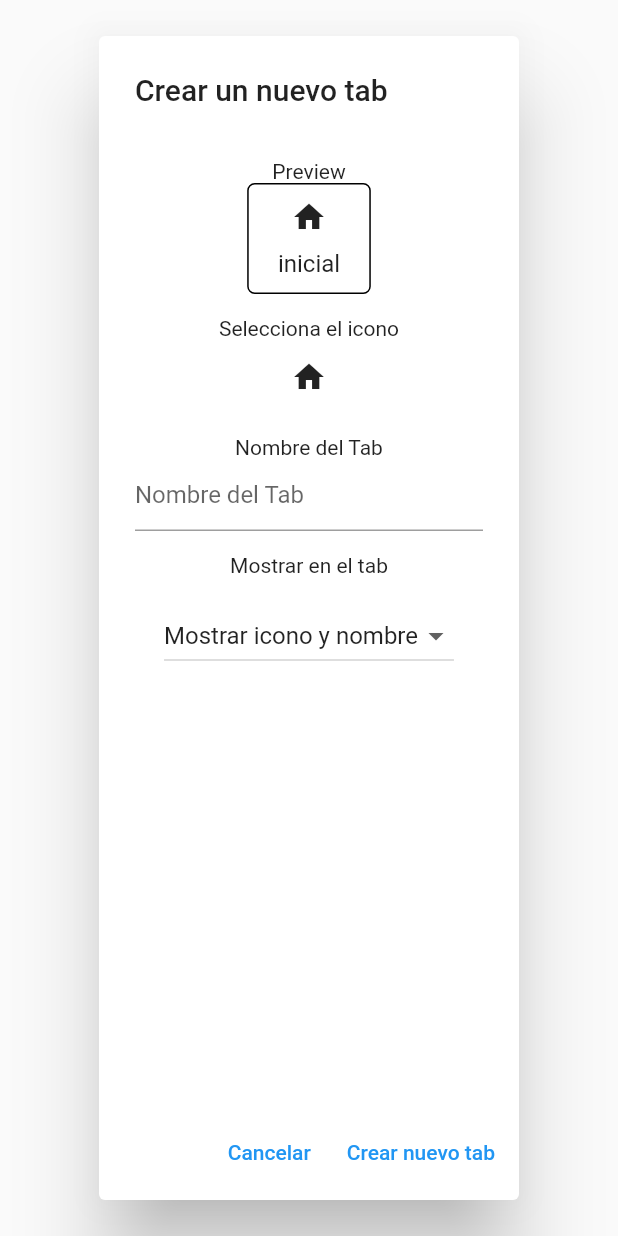
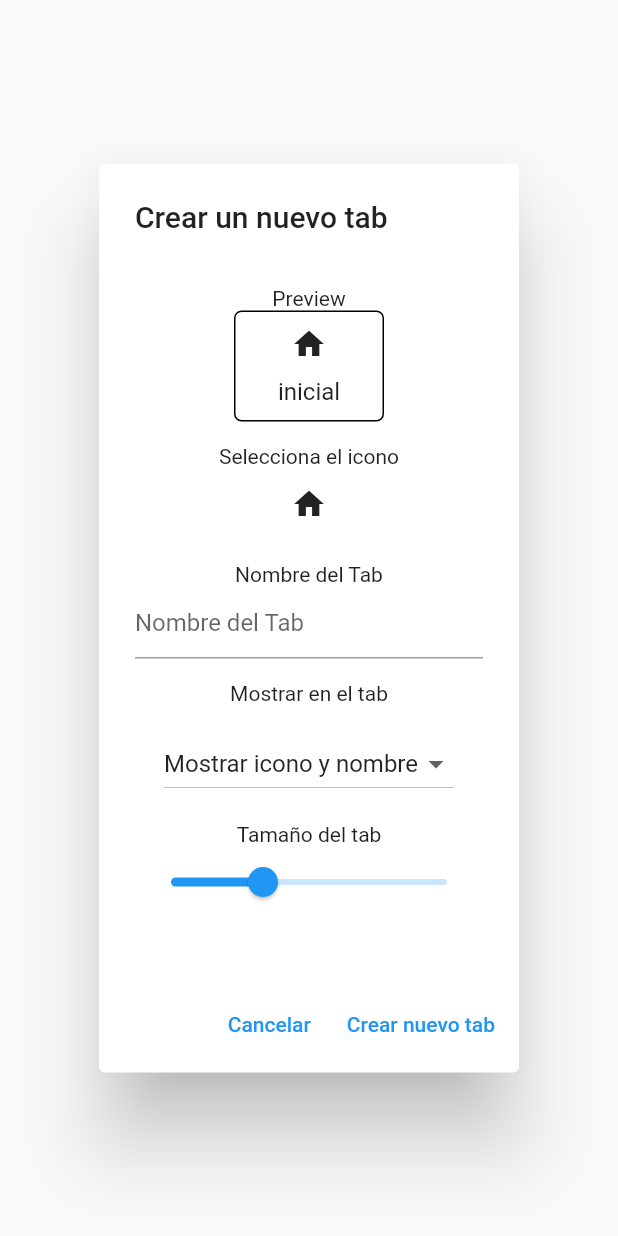
Before and after one commit to MagnoDaza/funciones, a Flutter app: the TabDialog widget shown alone on an empty page, opened directly, on a phone screen of 412 x 824 dp. Run offline on Flutter 3.47's test engine with Material 2 defaults, Android fonts, the phone set to English and light mode, and no system bars; our stand-ins replace fluttertoast.

```diff
--- a/lib/tab_data.dart
+++ b/lib/tab_data.dart
@@ -1,4 +1,4 @@
-//archivo tab_data.dart
+// En tab_data.dart
 
 import 'package:flutter/material.dart';
 
@@ -7,26 +7,29 @@ class TabData {
   IconData icon;
   bool hideName;
   bool hideIcon;
-  bool showText; // Agrega este campo
-  bool showIcon; // Agrega este campo
+  bool showText;
+  bool showIcon;
+  double tabWidth; // Agrega este campo
 
   TabData({
     required this.text,
     required this.icon,
     this.hideName = false,
     this.hideIcon = false,
-    this.showText = true, // Asegúrate de proporcionar un valor predeterminado
+    this.showText = true,
     this.showIcon = true,
+    this.tabWidth =
+        100.0, // Establece un valor predeterminado para el ancho de la pestaña
   });
 
   void toggleHideName() {
     hideName = !hideName;
-    showText = !hideName; // Actualiza showText cuando hideName cambia
+    showText = !hideName;
   }
 
   void toggleHideIcon() {
     hideIcon = !hideIcon;
-    showIcon = !hideIcon; // Actualiza showIcon cuando hideIcon cambia
+    showIcon = !hideIcon;
   }
 
   TabData copyWith({
@@ -34,12 +37,14 @@ class TabData {
     IconData? icon,
     bool? showText,
     bool? showIcon,
+    double? tabWidth, // Agrega el parámetro tabWidth
   }) {
     return TabData(
       text: text ?? this.text,
       icon: icon ?? this.icon,
       showText: showText ?? this.showText,
       showIcon: showIcon ?? this.showIcon,
+      tabWidth: tabWidth ?? this.tabWidth, // Actualiza el tabWidth
     );
   }
 }
--- a/lib/tab_preview.dart
+++ b/lib/tab_preview.dart
@@ -5,12 +5,14 @@ class TabPreview extends StatelessWidget {
   final IconData icon;
   final bool showText;
   final bool showIcon;
+  final double tabWidth; // Agrega este parámetro
 
   const TabPreview({
     required this.textController,
     required this.icon,
     this.showText = true,
     this.showIcon = true,
+    required this.tabWidth, // Añade este parámetro
   });
 
   @override
@@ -19,7 +21,7 @@ class TabPreview extends StatelessWidget {
       valueListenable: textController,
       builder: (context, value, child) {
         return Container(
-          width: MediaQuery.of(context).size.width / 5,
+          width: tabWidth, // Usa el valor de tabWidth
           decoration: BoxDecoration(
             border: Border.all(color: Colors.black),
             borderRadius: BorderRadius.circular(5),
--- a/lib/tabs_dialog.dart
+++ b/lib/tabs_dialog.dart
@@ -1,10 +1,9 @@
-// File: tab_dialog.dart
 import 'package:flutter/material.dart';
 import 'package:fluttertoast/fluttertoast.dart';
 import 'package:provider/provider.dart';
 import 'icon_list.dart';
 import 'tab_provider.dart';
-import 'tab_preview.dart'; // Import TabPreview class
+import 'tab_preview.dart';
 
 class TabDialog extends StatefulWidget {
   final int? tabIndex;
@@ -20,6 +19,7 @@ class _TabDialogState extends State<TabDialog> {
   TextEditingController? _textController;
   IconData? _icon;
   String dropdownValue = 'Mostrar icono y nombre';
+  double _tabWidth = 100; // Valor predeterminado para el ancho del tab
 
   @override
   void initState() {
@@ -33,6 +33,9 @@ class _TabDialogState extends State<TabDialog> {
       _icon = Provider.of<TabProvider>(context, listen: false)
           .myTabs[widget.tabIndex!]
           .icon;
+      _tabWidth = Provider.of<TabProvider>(context, listen: false)
+          .myTabs[widget.tabIndex!]
+          .tabWidth;
     } else {
       _textController = TextEditingController();
       _icon = Icons.home;
@@ -43,19 +46,21 @@ class _TabDialogState extends State<TabDialog> {
   Widget build(BuildContext context) {
     return AlertDialog(
       title: Text(widget.isNewTab ? 'Crear un nuevo tab' : 'Editar Tab'),
-      content: Column(
+      content: SingleChildScrollView(
+        child: Column(
           children: <Widget>[
-          const SizedBox(height: 15),
-          const Text('Preview', style: TextStyle(fontSize: 14)),
+            SizedBox(height: 15),
+            Text('Preview', style: TextStyle(fontSize: 14)),
             if (_textController != null && _icon != null)
               TabPreview(
                 textController: _textController!,
                 icon: _icon!,
                 showText: dropdownValue != 'Solo el icono',
                 showIcon: dropdownValue != 'Solo el texto',
+                tabWidth: _tabWidth, // Muestra el ancho del tab en tiempo real
               ),
-          const SizedBox(height: 15),
-          const Text('Selecciona el icono', style: TextStyle(fontSize: 14)),
+            SizedBox(height: 15),
+            Text('Selecciona el icono', style: TextStyle(fontSize: 14)),
             IconButton(
               icon: Icon(_icon),
               onPressed: () async {
@@ -72,15 +77,15 @@ class _TabDialogState extends State<TabDialog> {
                 }
               },
             ),
-          const SizedBox(height: 15),
-          const Text('Nombre del Tab', style: TextStyle(fontSize: 14)),
+            SizedBox(height: 15),
+            Text('Nombre del Tab', style: TextStyle(fontSize: 14)),
             TextField(
               controller: _textController,
-            decoration: const InputDecoration(hintText: "Nombre del Tab"),
+              decoration: InputDecoration(hintText: "Nombre del Tab"),
             ),
-          const SizedBox(height: 15),
-          const Text('Mostrar en el tab', style: TextStyle(fontSize: 14)),
-          const SizedBox(height: 15),
+            SizedBox(height: 15),
+            Text('Mostrar en el tab', style: TextStyle(fontSize: 14)),
+            SizedBox(height: 15),
             DropdownButton<String>(
               value: dropdownValue,
               onChanged: (String? newValue) {
@@ -99,7 +104,24 @@ class _TabDialogState extends State<TabDialog> {
                 );
               }).toList(),
             ),
+            SizedBox(height: 15),
+            Text('Tamaño del tab', style: TextStyle(fontSize: 14)),
+            Tooltip(
+              message: 'Desliza para ajustar el tamaño del tab',
+              child: Slider(
+                value: _tabWidth,
+                min: 50,
+                max: 200,
+                onChanged: (double value) {
+                  setState(() {
+                    _tabWidth = value;
+                  });
+                },
+              ),
+            ),
+            SizedBox(height: 15),
           ],
+        ),
       ),
       actions: <Widget>[
         TextButton(
@@ -120,6 +142,7 @@ class _TabDialogState extends State<TabDialog> {
                   tabIndex,
                   _textController!.text,
                   _icon!,
+                  tabWidth: _tabWidth, // Actualiza el ancho del tab al editarlo
                 );
                 Fluttertoast.showToast(
                   msg: "Tab actualizado",
@@ -138,8 +161,9 @@ class _TabDialogState extends State<TabDialog> {
                     gravity: ToastGravity.BOTTOM,
                   );
                 } else {
-                  Provider.of<TabProvider>(context, listen: false)
-                      .addTab(_textController!.text, _icon!);
+                  Provider.of<TabProvider>(context, listen: false).addTab(
+                      _textController!.text, _icon!,
+                      tabWidth: _tabWidth);
                   tabIndex = Provider.of<TabProvider>(context, listen: false)
                           .myTabs
                           .length -
@@ -153,22 +177,21 @@ class _TabDialogState extends State<TabDialog> {
                   FocusScope.of(context).unfocus();
                 }
               }
-
               if (dropdownValue == 'Solo el texto') {
                 Provider.of<TabProvider>(context, listen: false)
                     .updateTabShowIcon(tabIndex!, false);
                 Provider.of<TabProvider>(context, listen: false)
-                    .updateTabShowText(tabIndex, true);
+                    .updateTabShowText(tabIndex!, true);
               } else if (dropdownValue == 'Solo el icono') {
                 Provider.of<TabProvider>(context, listen: false)
                     .updateTabShowIcon(tabIndex!, true);
                 Provider.of<TabProvider>(context, listen: false)
-                    .updateTabShowText(tabIndex, false);
+                    .updateTabShowText(tabIndex!, false);
               } else {
                 Provider.of<TabProvider>(context, listen: false)
                     .updateTabShowIcon(tabIndex!, true);
                 Provider.of<TabProvider>(context, listen: false)
-                    .updateTabShowText(tabIndex, true);
+                    .updateTabShowText(tabIndex!, true);
               }
             } else {
               Fluttertoast.showToast(
```
Also changed, not shown: lib/my_home_page.dart (+11 -10 lines), lib/tab_provider.dart (+12 -8 lines). Lines whose indentation alone changed are shown as unchanged.
